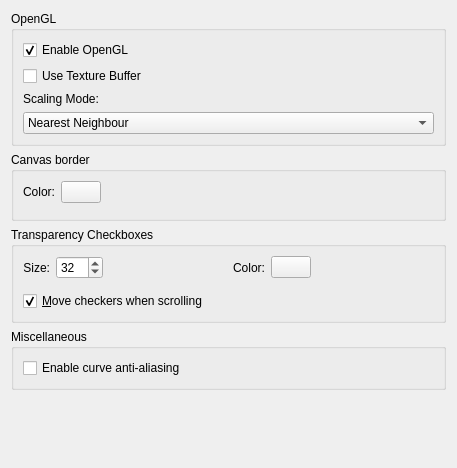
First picture: the form in krita/ui/forms/wdgdisplaysettings.ui, repository KDE/krita, before the edit.
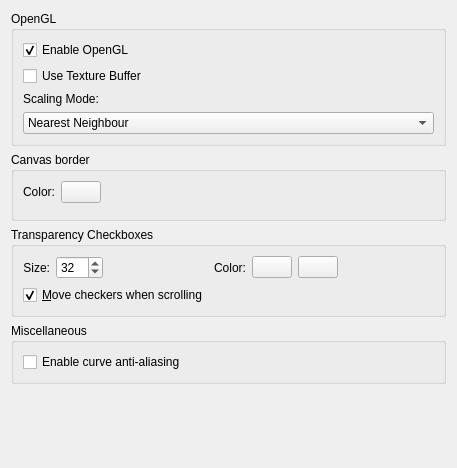
Second picture: the form after the edit. Custom widgets are drawn as their Qt base class.

Commit message:
Allow the check colors to be configured independently
And make opengl canvas update the check texture when the config changes.

BUG:324487

```diff
--- a/krita/ui/forms/wdgdisplaysettings.ui
+++ b/krita/ui/forms/wdgdisplaysettings.ui
@@ -60,8 +60,8 @@
      <property name="title">
       <string>Transparency Checkboxes</string>
      </property>
-     <layout class="QGridLayout">
-      <item row="1" column="0">
+     <layout class="QGridLayout" name="gridLayout">
+      <item row="0" column="0">
        <widget class="QLabel" name="lblCheckSize">
         <property name="text">
          <string>Size:</string>
@@ -74,7 +74,7 @@
         </property>
        </widget>
       </item>
-      <item row="1" column="1">
+      <item row="0" column="1">
        <widget class="QSpinBox" name="intCheckSize">
         <property name="maximum">
          <number>256</number>
@@ -84,7 +84,36 @@
         </property>
        </widget>
       </item>
-      <item row="1" column="5" rowspan="2">
+      <item row="0" column="2">
+       <spacer name="horizontalSpacer_2">
+        <property name="orientation">
+         <enum>Qt::Horizontal</enum>
+        </property>
+        <property name="sizeHint" stdset="0">
+         <size>
+          <width>40</width>
+          <height>20</height>
+         </size>
+        </property>
+       </spacer>
+      </item>
+      <item row="0" column="3">
+       <widget class="QLabel" name="lblColor">
+        <property name="text">
+         <string>Color:</string>
+        </property>
+        <property name="alignment">
+         <set>Qt::AlignRight|Qt::AlignTrailing|Qt::AlignVCenter</set>
+        </property>
+       </widget>
+      </item>
+      <item row="0" column="4">
+       <widget class="KColorButton" name="colorChecks1"/>
+      </item>
+      <item row="0" column="5">
+       <widget class="KColorButton" name="colorChecks2"/>
+      </item>
+      <item row="0" column="6">
        <spacer name="horizontalSpacer">
         <property name="orientation">
          <enum>Qt::Horizontal</enum>
@@ -97,7 +126,7 @@
         </property>
        </spacer>
       </item>
-      <item row="3" column="0" colspan="6">
+      <item row="1" column="0" colspan="3">
        <widget class="QCheckBox" name="chkMoving">
         <property name="toolTip">
          <string>If checked, the checkers will move when scrolling the canvas.</string>
@@ -113,32 +142,6 @@
         </property>
        </widget>
       </item>
-      <item row="1" column="3">
-       <widget class="QLabel" name="lblColor">
-        <property name="text">
-         <string>Color:</string>
-        </property>
-        <property name="alignment">
-         <set>Qt::AlignRight|Qt::AlignTrailing|Qt::AlignVCenter</set>
-        </property>
-       </widget>
-      </item>
-      <item row="1" column="4">
-       <widget class="KColorButton" name="colorChecks"/>
-      </item>
-      <item row="1" column="2">
-       <spacer name="horizontalSpacer_2">
-        <property name="orientation">
-         <enum>Qt::Horizontal</enum>
-        </property>
-        <property name="sizeHint" stdset="0">
-         <size>
-          <width>40</width>
-          <height>20</height>
-         </size>
-        </property>
-       </spacer>
-      </item>
      </layout>
     </widget>
    </item>
```
The commit also changes 5 other files.
